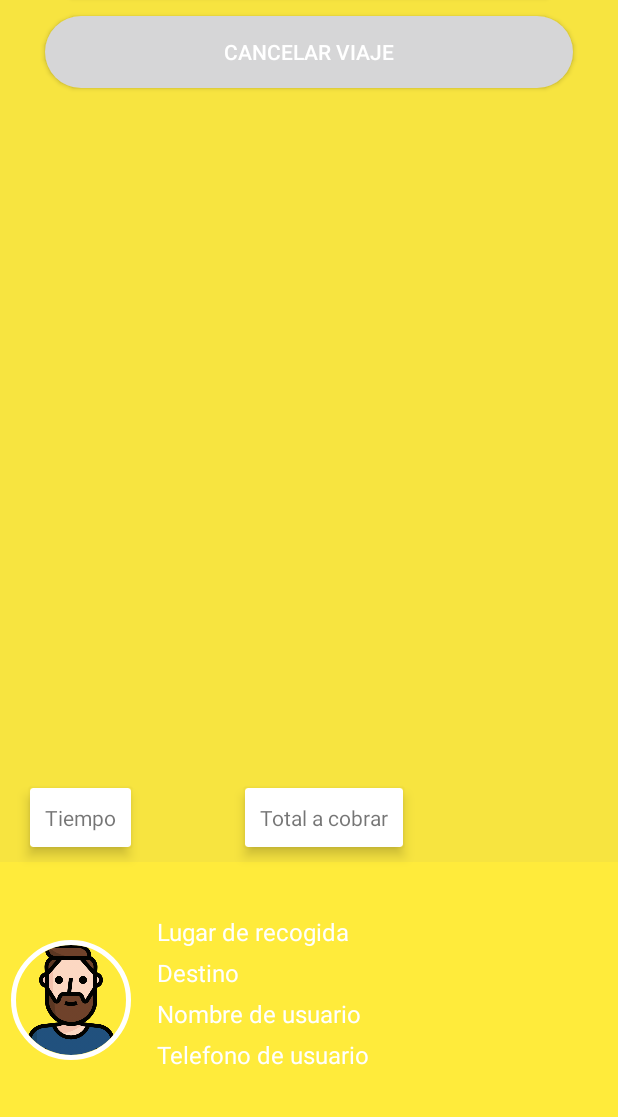
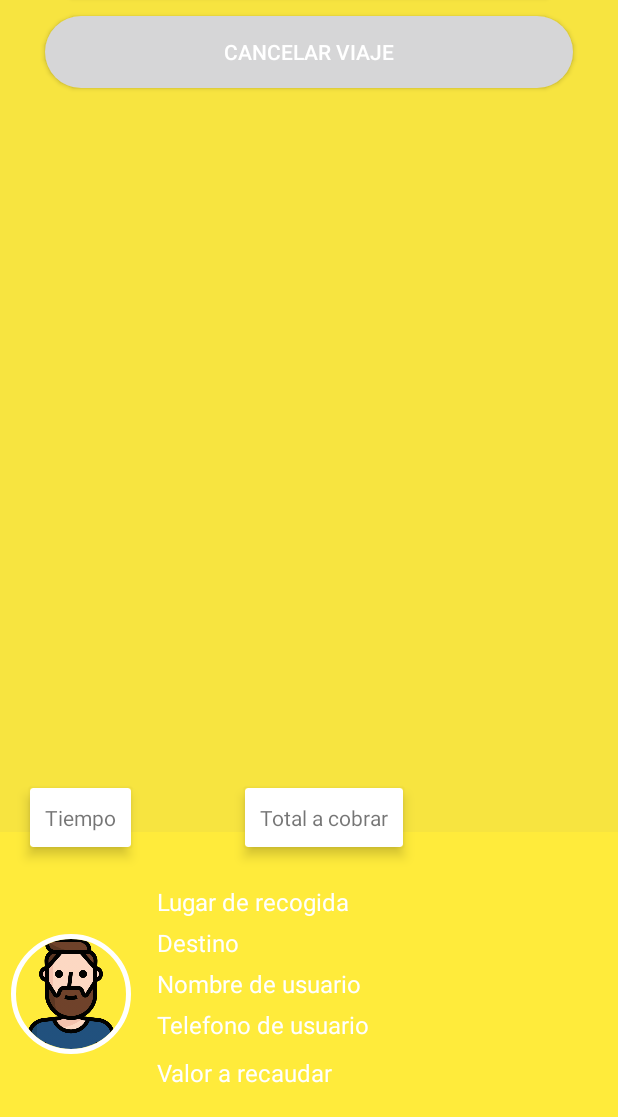
Before and after one commit to Sharpy98/MotoTradeEcConductor, an Android app: the MapDriverBooking screen opened directly, with no data from a screen before it, on a phone screen of 412 x 824 dp, the part 119-1236 px from its top. Run offline under Robolectric (Android 15) with nearby library versions, the phone set to English and light mode, and no system bars; our stand-ins replace CircleImageView, Firebase (no records; nobody signed in at launch, a user with empty details on screens opened directly), Picasso; plain views replace BubbleView; pictures from the network do not load; 1 statement that could not run was skipped.

Commit message:
Cambios por el valor a recaudar

```diff
--- a/app/src/main/java/com/henryalmeida/mototradeecconductor/activities/MapDriverBooking.java
+++ b/app/src/main/java/com/henryalmeida/mototradeecconductor/activities/MapDriverBooking.java
@@ -115,6 +115,7 @@ public class MapDriverBooking extends AppCompatActivity implements OnMapReadyCal
     private TextView tvDestination;
     private TextView tvTime;
     private TextView tvPrice;
+    private TextView tvCollectMoney;
     private Button btnCancel;
 
     private Button btnStartBooking;
@@ -260,6 +261,7 @@ public class MapDriverBooking extends AppCompatActivity implements OnMapReadyCal
         mImageViewBooking = findViewById(R.id.ivClientBooking);
         tvTime = findViewById(R.id.tv_Time);
         tvPrice = findViewById(R.id.tv_Price);
+        tvCollectMoney = findViewById(R.id.tvCollectMoney);
 
         btnCancel = findViewById(R.id.btnCancelBooking);
 
@@ -508,6 +510,7 @@ public class MapDriverBooking extends AppCompatActivity implements OnMapReadyCal
         mClientBookingProvider.updateStatus(mExtraClientId,"start");
         btnStartBooking.setVisibility(View.GONE);
         btnFinishBooking.setVisibility(View.VISIBLE);
+        btnCancel.setVisibility(View.GONE);
         tvPrice.setText(price);
         // Borramos la ruta y el marcador
         mMap.clear();
@@ -680,6 +683,7 @@ public class MapDriverBooking extends AppCompatActivity implements OnMapReadyCal
                 if(snapshot.exists()){
                     String phoneOrigin = snapshot.child("phone").getValue().toString();
                     String name = snapshot.child("name").getValue().toString();
+                    String collectMoney = snapshot.child("collectMoney").getValue().toString();
                     String image = "";
                     if (snapshot.hasChild("image")){
                        image = snapshot.child("image").getValue().toString();
@@ -688,6 +692,7 @@ public class MapDriverBooking extends AppCompatActivity implements OnMapReadyCal
 
                     tvClientBooking.setText(name);
                     tvPhoneOrigin.setText(phoneOrigin);
+                    tvCollectMoney.setText(collectMoney);
                 }
             }
 
--- a/app/src/main/java/com/henryalmeida/mototradeecconductor/activities/Route/MapDriverBookingRouteActivity.java
+++ b/app/src/main/java/com/henryalmeida/mototradeecconductor/activities/Route/MapDriverBookingRouteActivity.java
@@ -204,7 +204,7 @@ public class MapDriverBookingRouteActivity extends AppCompatActivity implements
                             new LatLng(location.getLatitude(),location.getLongitude())
                             )
                                     .title("Tu posición")
-                                    .icon(BitmapDescriptorFactory.fromResource(R.drawable.icon_motorcycle))
+                                    .icon(BitmapDescriptorFactory.fromResource(R.drawable.icon_cascov1))
                     );
                     // Obtener la localizacion en tiempo real
                     mMap.moveCamera(CameraUpdateFactory.newCameraPosition(
@@ -1251,6 +1251,7 @@ public class MapDriverBookingRouteActivity extends AppCompatActivity implements
                             mEditor.putString("idClient",mExtraClientId);
                             mEditor.apply();// guarda informacion en el celular
                             // Añadir un marcador
+                            Log.d("OrigenCliente", String.valueOf(mOrigenLatLng));
                             mMap.addMarker(new MarkerOptions().position(mOrigenLatLng).title("Recoger aqui").icon(BitmapDescriptorFactory.fromResource(R.drawable.icon_pin_red)));
                             drawRoute(mOrigenLatLng);
                         }
--- a/app/src/main/java/com/henryalmeida/mototradeecconductor/receivers/AcceptReceiverRoute.java
+++ b/app/src/main/java/com/henryalmeida/mototradeecconductor/receivers/AcceptReceiverRoute.java
@@ -6,6 +6,7 @@ import android.content.Context;
 import android.content.Intent;
 
 import com.henryalmeida.mototradeecconductor.activities.MapDriverBooking;
+import com.henryalmeida.mototradeecconductor.activities.Route.MapDriverBookingRouteActivity;
 import com.henryalmeida.mototradeecconductor.providiers.AuthProvider;
 import com.henryalmeida.mototradeecconductor.providiers.ClientBookingProvider;
 import com.henryalmeida.mototradeecconductor.providiers.GeofireProvider;
@@ -33,7 +34,7 @@ public class AcceptReceiverRoute extends BroadcastReceiver {
         NotificationManager manager = (NotificationManager)context.getSystemService(Context.NOTIFICATION_SERVICE);
         manager.cancel(2);
 
-        Intent intent1 = new Intent(context, MapDriverBooking.class);
+        Intent intent1 = new Intent(context, MapDriverBookingRouteActivity.class);
         // Para que el conductor ya pueda volver a la pantalla anterior
         intent1.setFlags(Intent.FLAG_ACTIVITY_NEW_TASK | Intent.FLAG_ACTIVITY_CLEAR_TASK);
         intent1.setAction(Intent.ACTION_RUN);
--- a/app/src/main/res/layout/activity_map_driver_booking.xml
+++ b/app/src/main/res/layout/activity_map_driver_booking.xml
@@ -55,7 +55,7 @@
 
     <com.github.florent37.shapeofview.shapes.BubbleView
         android:layout_width="match_parent"
-        android:layout_height="170dp"
+        android:layout_height="190dp"
         app:shape_bubble_arrowHeight="15dp"
         app:shape_bubble_arrowWidth="15dp"
         app:shape_bubble_arrowPosition="top"
@@ -132,6 +132,16 @@
                     android:textSize="16sp"
                     android:maxLines="1"
                     android:layout_marginBottom="10dp" />
+                <TextView
+                    android:id="@+id/tvCollectMoney"
+                    android:layout_width="wrap_content"
+                    android:layout_height="wrap_content"
+                    android:text="Valor a recaudar"
+                    android:layout_marginLeft="10dp"
+                    android:textColor="@color/white"
+                    android:textSize="16sp"
+                    android:maxLines="1"
+                    android:layout_marginBottom="10dp" />
             </LinearLayout>
 
         </LinearLayout>
```
Also changed, not shown: app/src/main/java/com/henryalmeida/mototradeecconductor/CalificationClientActivity.java (+5 -3 lines), app/src/main/java/com/henryalmeida/mototradeecconductor/services/MyFirebaseMessagingClient.java (+6 -4 lines).
